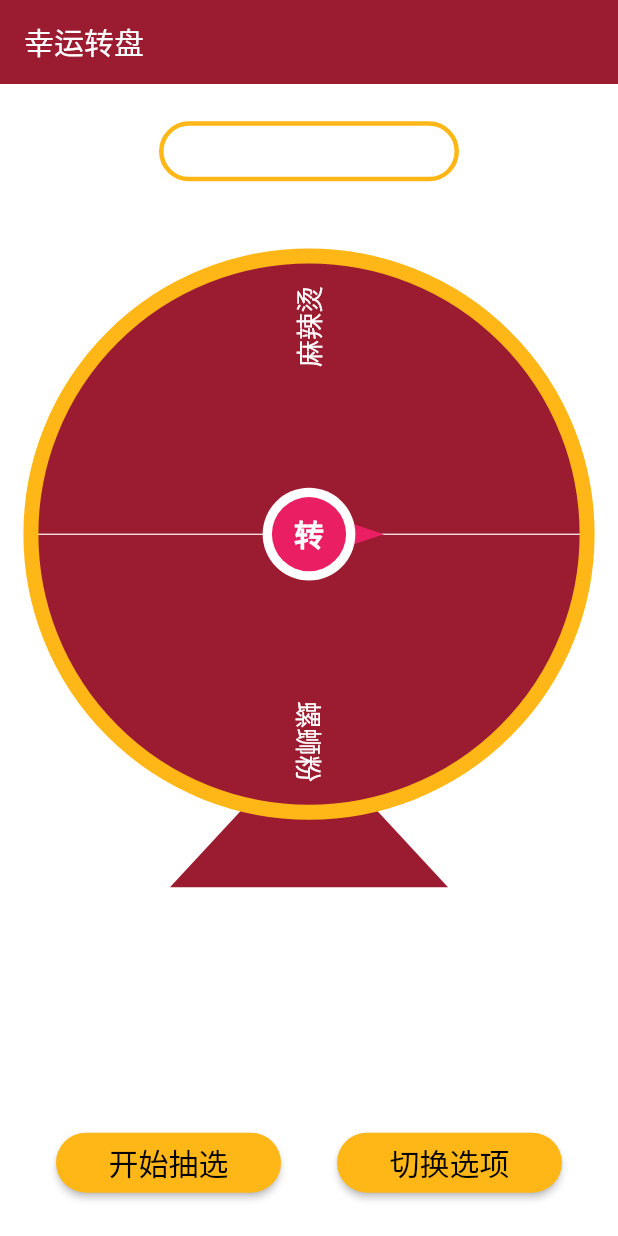
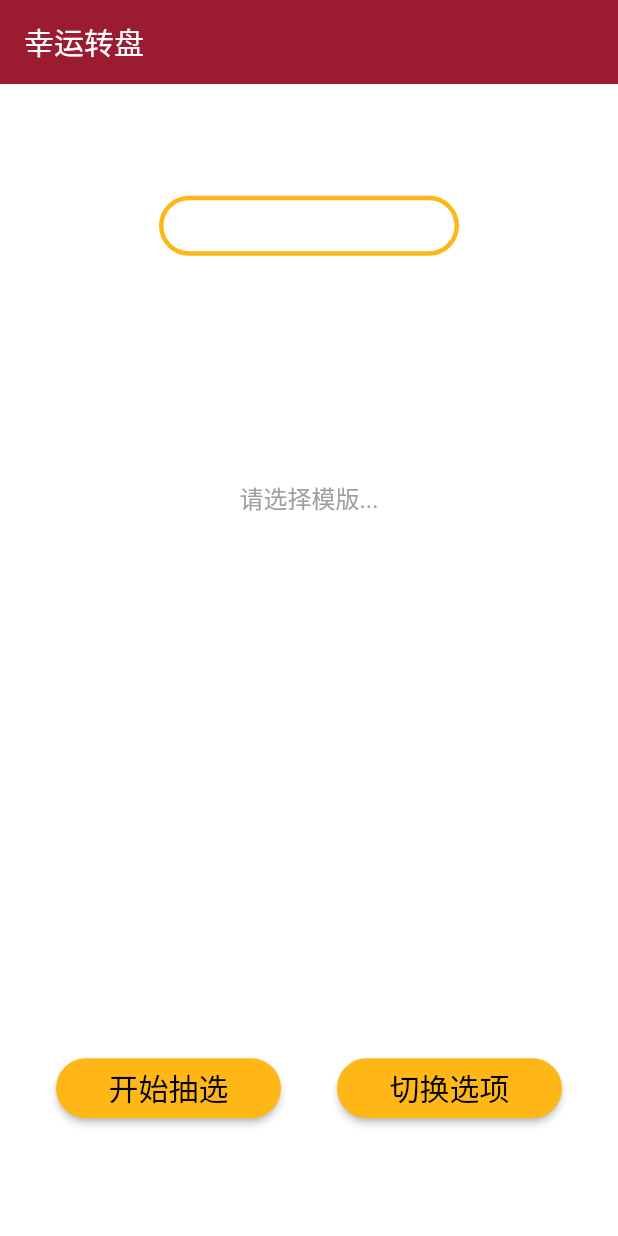
Before and after one commit to woxihejinghao/luckTurntable, a Flutter app: the screen it shows after launch, on a phone screen of 412 x 824 dp. Run offline on Flutter 3.47's test engine with Material 2 defaults, Android fonts, the phone set to English and light mode, and no system bars; our stand-ins replace flex_color_scheme, fluttertoast, hive, hive_flutter; accounts and stored records are empty.

Commit message:
1. 优化模版创建 2.调整转盘样式

```diff
--- a/lib/choice_page.dart
+++ b/lib/choice_page.dart
@@ -1,6 +1,7 @@
 import 'dart:math';
 import 'package:flutter/material.dart';
 import 'package:luck_turntable/common/instances.dart';
+import 'package:luck_turntable/models/options_model.dart';
 import 'package:luck_turntable/turntable_paint.dart';
 
 class ChoicePage extends StatefulWidget {
@@ -15,7 +16,8 @@ class _ChoicePageState extends State<ChoicePage>
   late AnimationController _controller;
   late Animation<double> _angleAnimation;
   String result = "";
-  final List<String> titles = ["螺蛳粉", "麻辣烫"];
+
+  var model = OptionsModel();
 
   double target = 0;
   @override
@@ -41,14 +43,22 @@ class _ChoicePageState extends State<ChoicePage>
           mainAxisAlignment: MainAxisAlignment.spaceAround,
           children: [
             _buildResultContainer(),
-            SizedBox(
-              height: MediaQuery.of(context).size.width * 0.9 + 50,
-              width: MediaQuery.of(context).size.width * 0.9,
-              child: CustomPaint(
-                painter:
-                    TurntablePainter(titles, _angleAnimation, target: target),
-              ),
-            ),
+            model.items.isEmpty
+                ? Text(
+                    "请选择模版...",
+                    style: currentTheme.textTheme.subtitle1
+                        ?.copyWith(color: Colors.grey),
+                  )
+                : SizedBox(
+                    height: MediaQuery.of(context).size.width * 0.9 + 50,
+                    width: MediaQuery.of(context).size.width * 0.9,
+                    child: CustomPaint(
+                      painter: TurntablePainter(
+                          model.items.map((e) => e.name ?? "").toList(),
+                          _angleAnimation,
+                          target: target),
+                    ),
+                  ),
             const SizedBox(
               height: 60,
             ),
@@ -75,9 +85,9 @@ class _ChoicePageState extends State<ChoicePage>
               _controller.reset();
               _controller.forward().then((value) {
                 setState(() {
-                  var result = (target * titles.length).toInt();
+                  var result = (target * model.items.length).toInt();
 
-                  this.result = titles[result];
+                  this.result = model.items[result].name ?? "";
                 });
               });
             });
@@ -92,7 +102,15 @@ class _ChoicePageState extends State<ChoicePage>
               primary: currentColorScheme.secondary,
               onPrimary: Colors.black,
               minimumSize: const Size(150, 40)),
-          onPressed: () => navigatorState.pushNamed("/options"),
+          onPressed: () => navigatorState.pushNamed("/options").then((value) {
+            setState(() {
+              if (value != null) {
+                model = value as OptionsModel;
+                _controller.reset();
+                print("model:${model.name}");
+              }
+            });
+          }),
           child: const Text(
             "切换选项",
             style: TextStyle(fontSize: 20),
--- a/lib/models/options_model.dart
+++ b/lib/models/options_model.dart
@@ -5,7 +5,7 @@ part 'options_model.g.dart';
 const optionsBox = 'options';
 
 @HiveType(typeId: 1)
-class OptionsModel {
+class OptionsModel extends HiveObject {
   @HiveField(0)
   String? name;
 
```
Also changed, not shown: lib/option_edit_page.dart (+6 -1 lines), lib/options_page.dart (+57 -3 lines), lib/view/input_sheet.dart (+6 -1 lines).
